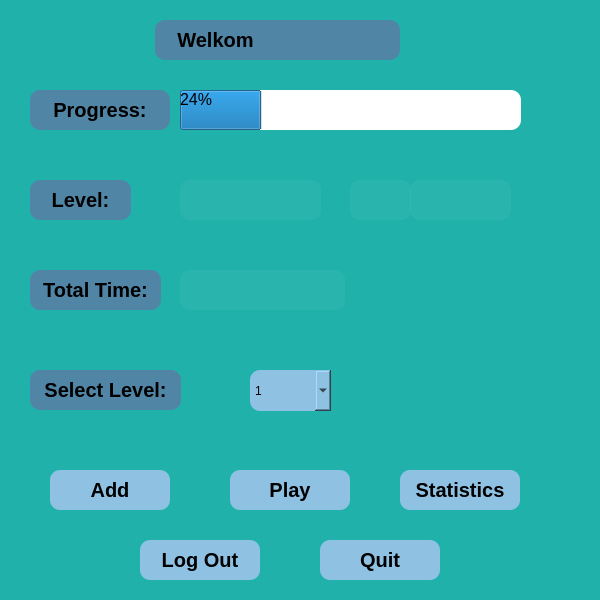
Before: the Qt Designer form ui/menu.ui in s4mto/FlashCard-DBMS, drawn with Qt 5.
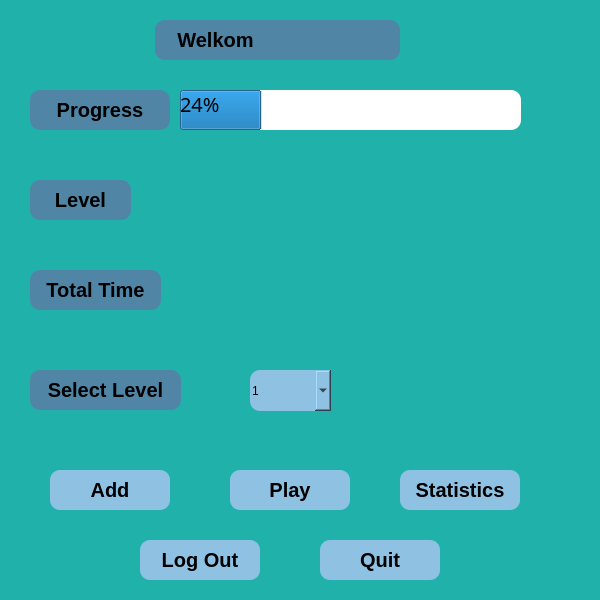
After: the same form once the commit is applied.

```diff
--- a/ui/menu.ui
+++ b/ui/menu.ui
@@ -59,7 +59,7 @@
      </property>
      <property name="font">
       <font>
-       <pointsize>15</pointsize>
+       <pointsize>10</pointsize>
        <weight>75</weight>
        <bold>true</bold>
        <strikeout>false</strikeout>
@@ -104,7 +104,7 @@
 border-bottom-left-radius: 10px;</string>
      </property>
      <property name="text">
-      <string>Progress:</string>
+      <string>Progress</string>
      </property>
      <property name="alignment">
       <set>Qt::AlignCenter</set>
@@ -121,7 +121,8 @@
      </property>
      <property name="font">
       <font>
-       <pointsize>12</pointsize>
+       <family>MS Reference Sans Serif</family>
+       <pointsize>15</pointsize>
       </font>
      </property>
      <property name="styleSheet">
@@ -155,7 +156,7 @@
 border-bottom-left-radius: 10px;</string>
      </property>
      <property name="text">
-      <string>Level:</string>
+      <string>Level</string>
      </property>
      <property name="alignment">
       <set>Qt::AlignCenter</set>
@@ -185,7 +186,7 @@
 border-bottom-left-radius: 10px;</string>
      </property>
      <property name="text">
-      <string>Total Time:</string>
+      <string>Total Time</string>
      </property>
      <property name="alignment">
       <set>Qt::AlignCenter</set>
@@ -208,7 +209,7 @@
       </font>
      </property>
      <property name="styleSheet">
-      <string notr="true">background-color: rgb(255, 255, 255,10);</string>
+      <string notr="true">background-color: rgb(32,178,170);</string>
      </property>
      <property name="text">
       <string/>
@@ -352,7 +353,7 @@
       </font>
      </property>
      <property name="styleSheet">
-      <string notr="true">background-color: rgb(255, 255, 255,10);</string>
+      <string notr="true">background-color: rgb(32,178,170);</string>
      </property>
      <property name="text">
       <string/>
@@ -375,7 +376,7 @@
       </font>
      </property>
      <property name="styleSheet">
-      <string notr="true">background-color: rgb(255, 255, 255,10);</string>
+      <string notr="true">background-color: rgb(32,178,170);</string>
      </property>
      <property name="text">
       <string/>
@@ -398,7 +399,7 @@
       </font>
      </property>
      <property name="styleSheet">
-      <string notr="true">background-color: rgb(255, 255, 255,10);</string>
+      <string notr="true">background-color: rgb(32,178,170);</string>
      </property>
      <property name="text">
       <string/>
@@ -458,7 +459,7 @@
 border-bottom-left-radius: 10px;</string>
      </property>
      <property name="text">
-      <string>Select Level:</string>
+      <string>Select Level</string>
      </property>
      <property name="alignment">
       <set>Qt::AlignCenter</set>
@@ -473,6 +474,9 @@
        <height>41</height>
       </rect>
      </property>
+     <property name="layoutDirection">
+      <enum>Qt::LeftToRight</enum>
+     </property>
      <property name="styleSheet">
       <string notr="true">background-color: rgb(143, 193, 227);
 border-top-right-radius: 10px;
@@ -480,13 +484,19 @@
 border-top-left-radius: 10px;
 border-bottom-left-radius: 10px;</string>
      </property>
+     <property name="editable">
+      <bool>true</bool>
+     </property>
+     <property name="currentText">
+      <string/>
+     </property>
      <item>
       <property name="text">
        <string>1</string>
       </property>
      </item>
     </widget>
-    <widget class="QPushButton" name="play_2">
+    <widget class="QPushButton" name="add_button">
      <property name="geometry">
       <rect>
        <x>80</x>
```
